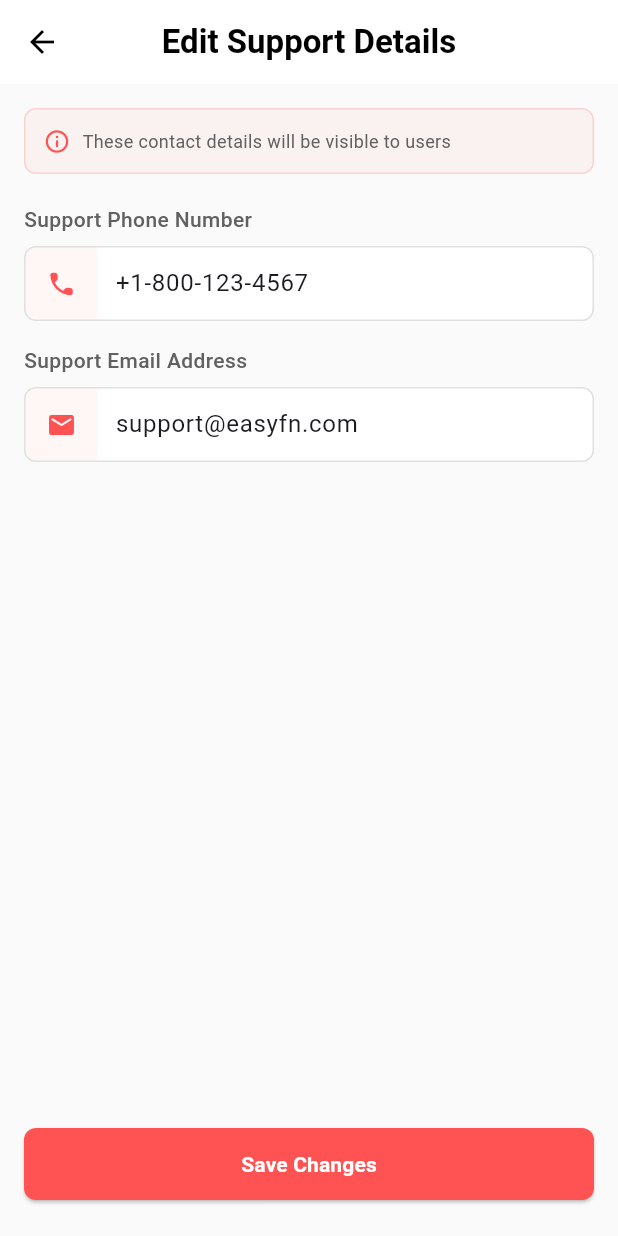
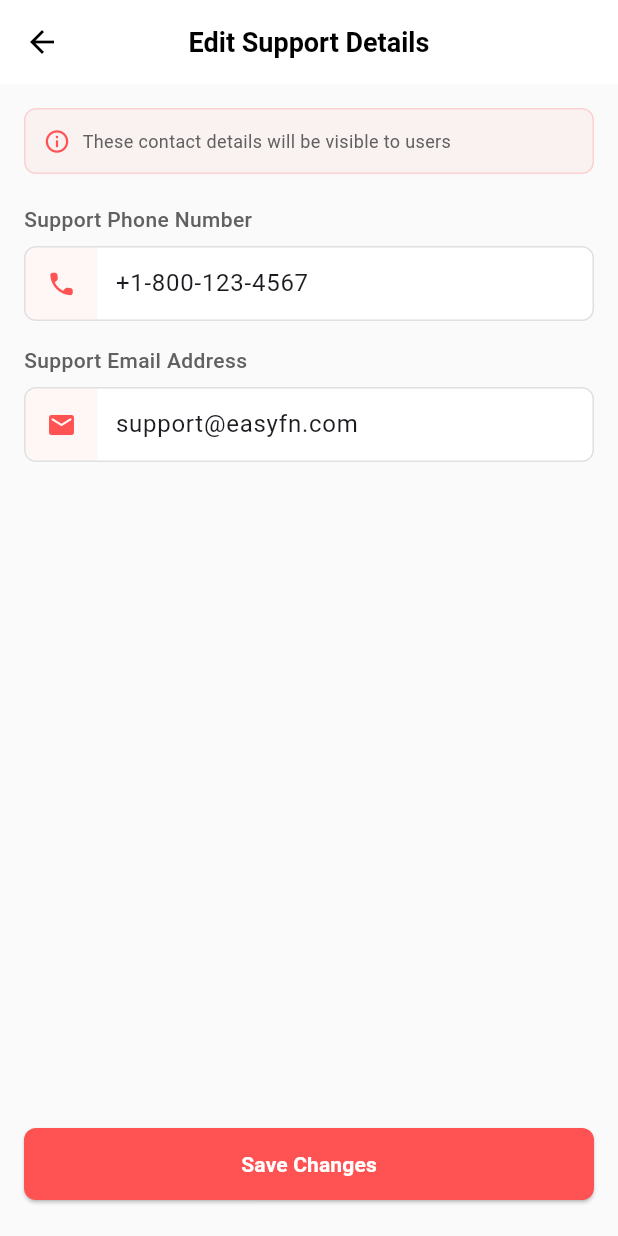
Before and after one commit to SINGHDHANRAJ098/Esayfix_admin, a Flutter app: the AccountManagementScreen screen opened directly, scrolled down 389 dp, after a tap on the "edit" icon, on a phone screen of 412 x 824 dp. Run offline on Flutter 3.47's test engine with Material 3 defaults, Android fonts, the light colour scheme and no system bars; our stand-ins replace curved_navigation_bar; accounts and stored records are empty.

Commit message:
new update

```diff
--- a/lib/admin_auth/admin_otp.dart
+++ b/lib/admin_auth/admin_otp.dart
@@ -1,4 +1,5 @@
-import 'package:easyfix_admin/admin_pages/admin_bottom_nav.dart';
+
+import 'package:easyfix_admin/admin_pages/admin_bottom_navigation/admin_bottom_nav.dart';
 import 'package:flutter/material.dart';
 import 'package:flutter/services.dart';
 
@@ -63,7 +64,7 @@ class _AdminOtpState extends State<AdminOtp> {
         SnackBar(content: Text("Admin OTP Verified: $otp")),
       );
 
-     Navigator.push(context, MaterialPageRoute(builder: (context)=>AdminBottomNav()));
+     Navigator.pushReplacement(context, MaterialPageRoute(builder: (context)=>AdminBottomNav()));
     } else {
       ScaffoldMessenger.of(context).showSnackBar(
         const SnackBar(content: Text("Please enter all 6 digits")),
--- a/lib/admin_pages/ Inquiry_management/inquiry_admin_screen/assign_provider_screen.dart
+++ b/lib/admin_pages/ Inquiry_management/inquiry_admin_screen/assign_provider_screen.dart
@@ -93,7 +93,7 @@ class _AssignInquiryScreenState extends State<AssignInquiryScreen> {
 
   @override
   Widget build(BuildContext context) {
-    final providers = widget.providers; // If filtering needed, apply here.
+    final providers = widget.providers;
 
     return Scaffold(
       backgroundColor: Colors.grey.shade100,
--- a/lib/admin_pages/ Inquiry_management/inquiry_admin_screen/inquiry_management_wrapper.dart
+++ b/lib/admin_pages/ Inquiry_management/inquiry_admin_screen/inquiry_management_wrapper.dart
@@ -31,7 +31,7 @@ class _InquiryManagementWrapperState extends State<InquiryManagementWrapper> {
     _filteredInquiries.addAll(_dataService.inquiries);
   }
 
-  // -------------------- CALLBACK UPDATES --------------------
+  //  CALLBACK UPDATES
 
   void _onStatusUpdate(String inquiryId, InquiryStatus newStatus) {
     setState(() {
@@ -90,7 +90,7 @@ class _InquiryManagementWrapperState extends State<InquiryManagementWrapper> {
     });
   }
 
-  // -------------------- FILTER + SEARCH --------------------
+  // FILTER + SEARCH
 
   void _applyFilters() {
     List<Inquiry> results = _dataService.inquiries;
@@ -128,7 +128,7 @@ class _InquiryManagementWrapperState extends State<InquiryManagementWrapper> {
     return _dataService.getStatistics();
   }
 
-  // -------------------- UI --------------------
+  //  UI
 
   @override
   Widget build(BuildContext context) {
--- a/lib/admin_pages/account_management/account_screen/account_management.dart
+++ b/lib/admin_pages/account_management/account_screen/account_management.dart
@@ -18,6 +18,7 @@ class AccountManagementScreen extends StatelessWidget {
       appBar: AppBar(
         centerTitle: true,
         backgroundColor: Colors.white,
+        automaticallyImplyLeading: false,
         elevation: 0,
         leading: IconButton(
           icon: const Icon(Icons.arrow_back, color: Colors.black87),
--- a/lib/admin_pages/account_management/account_screen/admin_profile_screen.dart
+++ b/lib/admin_pages/account_management/account_screen/admin_profile_screen.dart
@@ -340,7 +340,7 @@ class _EditProfileScreenState extends State<EditProfileScreen> {
         iconTheme: const IconThemeData(color: Colors.black),
         title: const Text(
           'Edit Profile',
-          style: TextStyle(color: Colors.black, fontWeight: FontWeight.w600),
+          style: TextStyle(color: Colors.black, fontWeight: FontWeight.w700,fontSize: 18),
         ),
       ),
       body: SafeArea(
--- a/lib/admin_pages/account_management/account_screen/policies_legal_screen.dart
+++ b/lib/admin_pages/account_management/account_screen/policies_legal_screen.dart
@@ -411,7 +411,7 @@ class _EditPolicyScreenState extends State<EditPolicyScreen> {
         iconTheme: const IconThemeData(color: Colors.black),
         title: const Text(
           'Edit Policy',
-          style: TextStyle(color: Colors.black, fontWeight: FontWeight.w600),
+          style: TextStyle(color: Colors.black, fontWeight: FontWeight.w700,fontSize: 18),
         ),
       ),
       body: SafeArea(
--- a/lib/admin_pages/account_management/account_screen/support_contact_screen.dart
+++ b/lib/admin_pages/account_management/account_screen/support_contact_screen.dart
@@ -392,7 +392,6 @@ class _SupportTicketDialogState extends State<SupportTicketDialog> {
 
 //  EDIT SUPPORT DETAILS (SIMPLIFIED RED & WHITE)
 
-
 class EditSupportDetailsScreen extends StatefulWidget {
   final SupportContact contact;
 
@@ -517,7 +516,11 @@ class _EditSupportDetailsScreenState extends State<EditSupportDetailsScreen> {
         iconTheme: const IconThemeData(color: Colors.black),
         title: const Text(
           'Edit Support Details',
-          style: TextStyle(color: Colors.black, fontWeight: FontWeight.w600),
+          style: TextStyle(
+            color: Colors.black,
+            fontWeight: FontWeight.w700,
+            fontSize: 18,
+          ),
         ),
       ),
       body: SafeArea(
--- a/lib/admin_pages/account_management/account_screen/support_tickets_screen.dart
+++ b/lib/admin_pages/account_management/account_screen/support_tickets_screen.dart
@@ -12,10 +12,7 @@ class SupportTicketListScreen extends StatelessWidget {
     final service = AccountService();
 
     return Scaffold(
-      appBar: AppBar(
-          centerTitle: true,
-          title: const Text('Support Tickets')
-      ),
+      appBar: AppBar(centerTitle: true, title: const Text('Support Tickets')),
       body: FutureBuilder<List<SupportTicket>>(
         future: service.getAllTickets(),
         builder: (context, snapshot) {
--- a/lib/admin_pages/dashboard.dart
+++ b/lib/admin_pages/dashboard_management/dashboard.dart
@@ -1,5 +1,8 @@
-import 'package:easyfix_admin/admin_pages/notification.dart';
+
 import 'package:flutter/material.dart';
+
+import '../notification_screen/notification.dart';
+
 
 class Dashboard extends StatefulWidget {
   const Dashboard({super.key});
--- a/lib/main.dart
+++ b/lib/main.dart
@@ -1,5 +1,6 @@
 import 'package:easyfix_admin/admin_auth/admin_otp.dart';
-import 'package:easyfix_admin/admin_pages/admin_bottom_nav.dart';
+
+import 'package:easyfix_admin/admin_pages/admin_bottom_navigation/admin_bottom_nav.dart';
 
 import 'package:easyfix_admin/try.dart';
 import 'package:flutter/material.dart';
```
Also changed, not shown: lib/admin_pages/ Inquiry_management/inquiry_admin_screen/inquiry_details_screen.dart (+9 -9 lines), lib/admin_pages/admin_bottom_navigation/admin_bottom_nav.dart (renamed from lib/admin_pages/admin_bottom_nav.dart, +6 -5 lines), lib/admin_pages/service_pricing_management.dart (deleted, +0 -17 lines), lib/admin_pages/notification_screen/notification.dart (indentation only).
